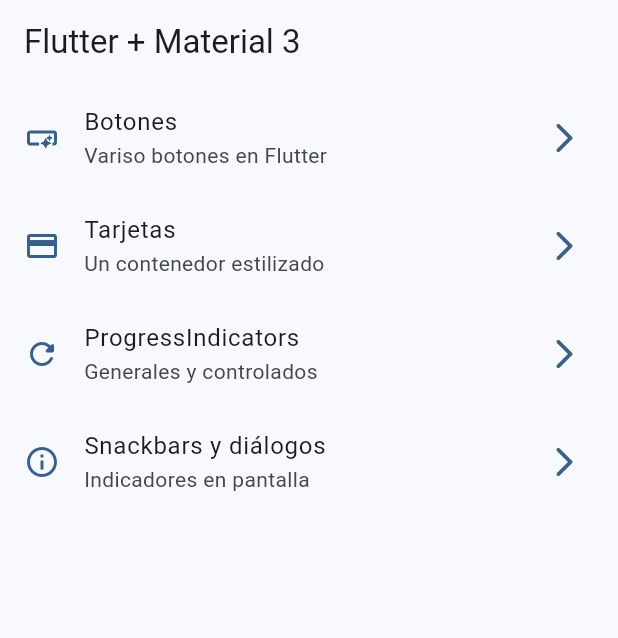
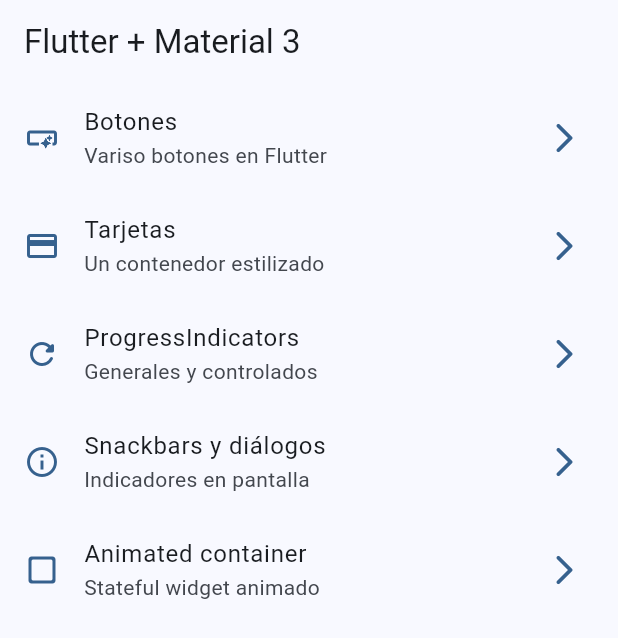
Before and after one commit to AlexFG15/widgets_app, a Flutter app: the screen it shows after launch, on a phone screen of 412 x 824 dp. Shown: the top 638 px of the screen. Run offline on Flutter 3.47's test engine with Material 3 defaults, Android fonts, the phone set to English and light mode, and no system bars; our stand-ins replace go_router.

Commit message:
animated terminado

```diff
--- a/lib/config/menu/menu_items.dart
+++ b/lib/config/menu/menu_items.dart
@@ -41,4 +41,10 @@ const appMenuItems = <MenuItem>[
     link: '/snackbars',
     icon: Icons.info_outline,
   ),
+  MenuItem(
+    title: 'Animated container',
+    subTitle: 'Stateful widget animado',
+    link: '/animated',
+    icon: Icons.check_box_outline_blank_rounded,
+  ),
 ];
--- a/lib/config/router/app_router.dart
+++ b/lib/config/router/app_router.dart
@@ -30,5 +30,10 @@ final appRouter = GoRouter(
       name: SnackbarScreen.name,
       builder: (context, state) => SnackbarScreen(),
     ),
+    GoRoute(
+      path: '/animated',
+      name: AnimatedScreens.name,
+      builder: (context, state) => AnimatedScreens(),
+    ),
   ],
 );
```
Also changed, not shown: lib/config/presentation/screens/animated/animated_screens.dart (+52 -2 lines).
